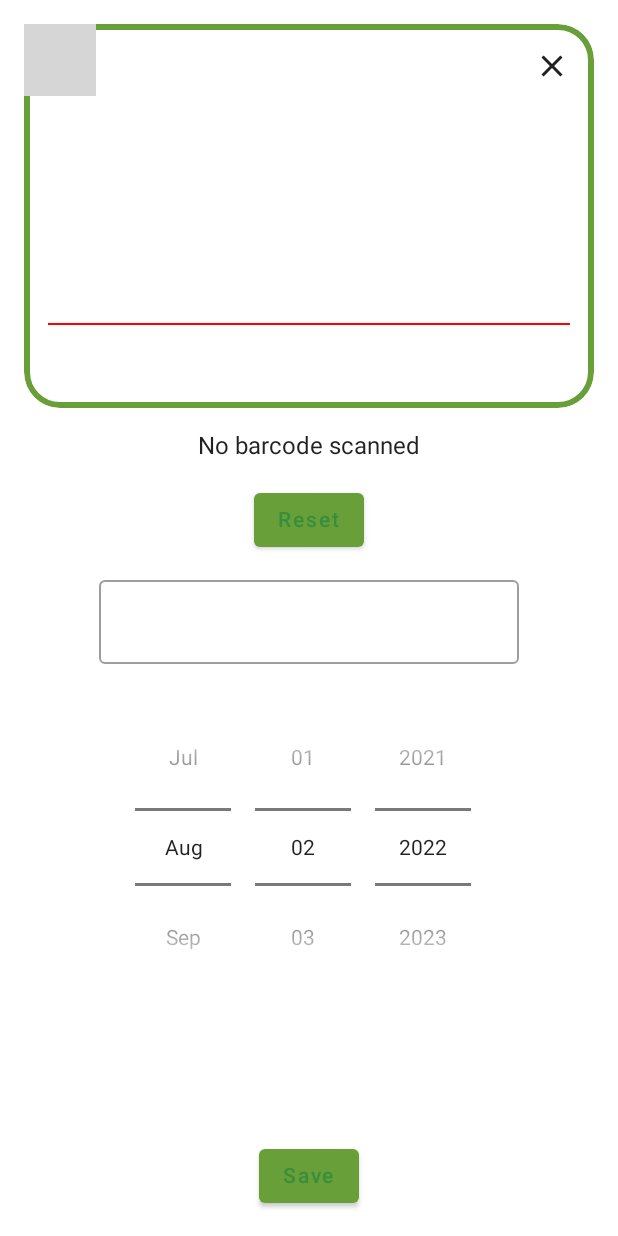
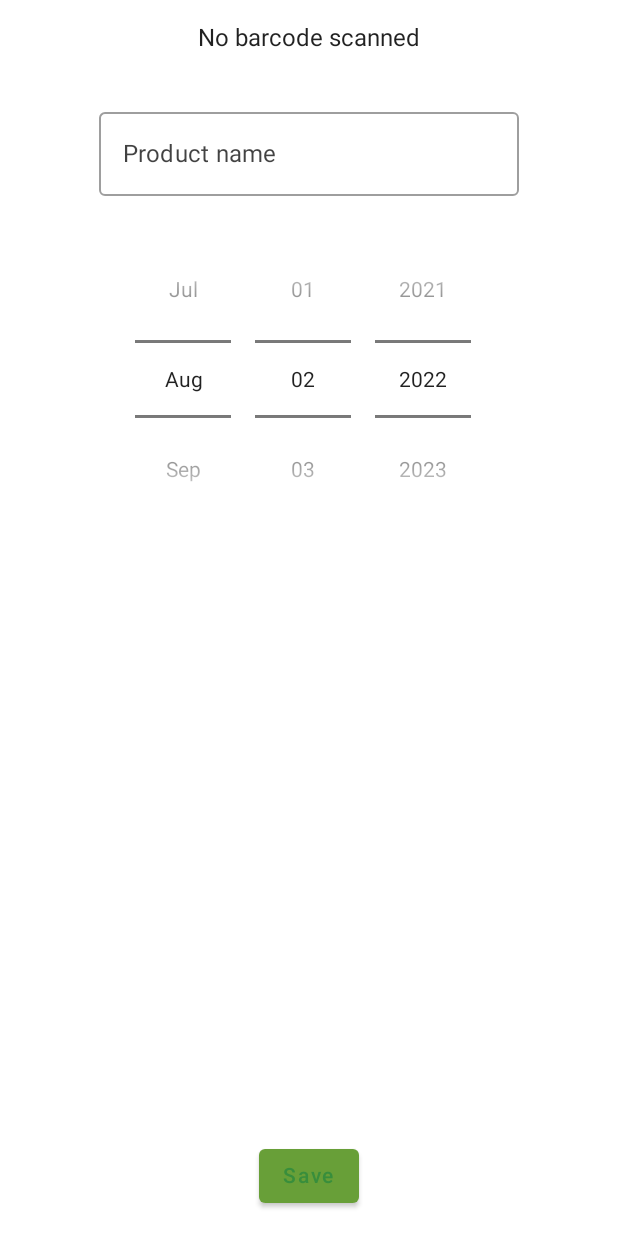
Before and after one commit to devdszerszen/BestBefore_new, an Android app built with Jetpack Compose: the AddProductScreen screen opened through its navigation route, after a tap on "Save", on a phone screen of 412 x 824 dp. Run offline under Robolectric (Android 15) with nearby library versions, the phone set to English and light mode, and no system bars; our stand-ins replace Dagger/Hilt's generated code; libraries missing offline, so code that uses them is left out: androidx.camera.core, androidx.camera.lifecycle, androidx.camera.view; 3 statements that could not run were skipped; 2 other taps on this screen came first; grey boxes are pictures that could not be loaded.

Commit message:
implemented fullscreen barcode scanner

```diff
--- a/app/src/main/java/pl/dszerszen/bestbefore/ui/add/AddProductScreen.kt
+++ b/app/src/main/java/pl/dszerszen/bestbefore/ui/add/AddProductScreen.kt
@@ -1,56 +1,79 @@
 package pl.dszerszen.bestbefore.ui.add
 
 import android.content.res.Configuration
-import androidx.compose.animation.AnimatedVisibility
-import androidx.compose.animation.expandVertically
-import androidx.compose.animation.shrinkVertically
-import androidx.compose.foundation.border
 import androidx.compose.foundation.gestures.detectTapGestures
 import androidx.compose.foundation.layout.*
 import androidx.compose.foundation.rememberScrollState
-import androidx.compose.foundation.shape.RoundedCornerShape
 import androidx.compose.foundation.text.KeyboardActions
 import androidx.compose.foundation.text.KeyboardOptions
 import androidx.compose.foundation.verticalScroll
 import androidx.compose.material.Button
-import androidx.compose.material.MaterialTheme
 import androidx.compose.material.OutlinedTextField
 import androidx.compose.material.Text
-import androidx.compose.runtime.Composable
-import androidx.compose.runtime.LaunchedEffect
-import androidx.compose.runtime.collectAsState
-import androidx.compose.runtime.getValue
+import androidx.compose.runtime.*
 import androidx.compose.ui.Alignment
 import androidx.compose.ui.Modifier
-import androidx.compose.ui.draw.clip
+import androidx.compose.ui.focus.FocusRequester
+import androidx.compose.ui.focus.focusRequester
 import androidx.compose.ui.input.pointer.pointerInput
 import androidx.compose.ui.platform.LocalFocusManager
 import androidx.compose.ui.res.stringResource
 import androidx.compose.ui.text.input.ImeAction
 import androidx.compose.ui.tooling.preview.Preview
-import androidx.compose.ui.unit.dp
 import pl.dszerszen.bestbefore.R
 import pl.dszerszen.bestbefore.ui.add.AddProductUiIntent.*
-import pl.dszerszen.bestbefore.ui.barcode.BarcodeScanner
+import pl.dszerszen.bestbefore.ui.barcode.BarcodeScannerCameraPreview
 import pl.dszerszen.bestbefore.ui.common.DatePicker
+import pl.dszerszen.bestbefore.ui.scanner.ScannerPreviewLayer
 import pl.dszerszen.bestbefore.ui.theme.BestBeforeTheme
 import pl.dszerszen.bestbefore.ui.theme.dimens
 
 @Composable
 fun AddProductScreen(viewModel: AddProductViewModel) {
+    //TODO reset status when enter composition
     val state by viewModel.viewState.collectAsState()
-    AddProductScreen(state, viewModel::onUiIntent)
+    if (state.isDuringScanning) {
+        ScannerScreen(viewModel::onUiIntent)
+    } else {
+        AddProductScreen(state, viewModel::onUiIntent)
+    }
+    DisposableEffect(Unit) {
+        onDispose {
+            viewModel.onUiIntent(Closed)
+        }
+    }
+}
+
+@Composable
+fun ScannerScreen(onUiIntent: (AddProductUiIntent) -> Unit) {
+    ScannerPreviewLayer(
+        modifier = Modifier.fillMaxSize(),
+        contentBelow = {
+            Button(
+                modifier = Modifier
+                    .padding(dimens.large)
+                    .align(Alignment.Center),
+                onClick = { onUiIntent(ScannerClosed) }
+            ) {
+                Text(stringResource(R.string.skip_scan))
+            }
+        }
+    ) {
+        BarcodeScannerCameraPreview(onBarcodeScanned = { onUiIntent(BarcodeScanned(it)) })
+    }
 }
 
 @Composable
 private fun AddProductScreen(
     state: AddProductViewState,
-    onIntent: (AddProductUiIntent) -> Unit
+    onUiIntent: (AddProductUiIntent) -> Unit
 ) {
-    val scannerBorderShape = RoundedCornerShape(24.dp)
     val focusManager = LocalFocusManager.current
+    val focusRequester = remember { FocusRequester() }
 
-    LaunchedEffect(Unit) { onIntent(ResetClicked) }
+    LaunchedEffect(Unit) {
+        focusRequester.requestFocus()
+    }
     Column(
         modifier = Modifier
             .fillMaxSize()
@@ -63,48 +86,42 @@ private fun AddProductScreen(
             },
         horizontalAlignment = Alignment.CenterHorizontally
     ) {
-        AnimatedVisibility(
-            visible = state.scannerEnabled,
-            enter = expandVertically(),
-            exit = shrinkVertically()
-        ) {
-            BarcodeScanner(
-                modifier = Modifier
-                    .height(256.dp)
-                    .clip(scannerBorderShape)
-                    .border(dimens.small, MaterialTheme.colors.primary, scannerBorderShape),
-                scannedBarcode = state.barcode,
-                onBarcodeClosed = { onIntent(ScannerClosed) },
-                onBarcodeScanned = { onIntent(BarcodeScanned(it)) }
-            )
-        }
-        Spacer(Modifier.height(dimens.large))
-        Text(text = state.barcode ?: stringResource(R.string.no_barcode))
-        Spacer(Modifier.height(dimens.large))
-        Button(onClick = { onIntent(ResetClicked) }) {
-            Text(stringResource(R.string.reset))
+        if (state.canUseScanner) {
+            Text(text = state.scannedBarcode ?: stringResource(R.string.no_barcode))
+            Spacer(Modifier.height(dimens.large))
         }
         Spacer(Modifier.height(dimens.large))
         OutlinedTextField(
+            modifier = Modifier.focusRequester(focusRequester),
             value = state.name,
-            onValueChange = { onIntent(NameChanged(it)) },
+            label = { Text("Product name") },
+            onValueChange = { onUiIntent(NameChanged(it)) },
             keyboardOptions = KeyboardOptions(imeAction = ImeAction.Done),
             keyboardActions = KeyboardActions(onAny = { focusManager.clearFocus() })
         )
         Spacer(Modifier.height(dimens.large))
-        DatePicker { onIntent(DateChanged(it)) }
+        DatePicker { onUiIntent(DateChanged(it)) }
         Spacer(Modifier.weight(1f))
-        Button(onClick = { onIntent(SubmitClicked) }) {
+        Button(onClick = { onUiIntent(SubmitClicked) }) {
             Text(stringResource(R.string.save))
         }
     }
 }
 
-@Preview(showSystemUi = true, uiMode = Configuration.UI_MODE_NIGHT_NO, name = "Light theme")
-@Preview(showSystemUi = true, uiMode = Configuration.UI_MODE_NIGHT_YES, name = "Dark theme")
+@Preview(showSystemUi = true, uiMode = Configuration.UI_MODE_NIGHT_NO, name = "Scanner - Light theme")
+@Preview(showSystemUi = true, uiMode = Configuration.UI_MODE_NIGHT_YES, name = "Scanner - Dark theme")
+@Composable
+fun ScannerScreenPreview() {
+    BestBeforeTheme {
+        ScannerScreen(onUiIntent = {})
+    }
+}
+
+@Preview(showSystemUi = true, uiMode = Configuration.UI_MODE_NIGHT_NO, name = "Details - Light theme")
+@Preview(showSystemUi = true, uiMode = Configuration.UI_MODE_NIGHT_YES, name = "Details - Dark theme")
 @Composable
 fun AddProductScreenPreview() {
     BestBeforeTheme {
-        AddProductScreen(state = AddProductViewState(), onIntent = {})
+        AddProductScreen(state = AddProductViewState(), onUiIntent = {})
     }
 }
--- a/app/src/main/java/pl/dszerszen/bestbefore/ui/add/AddProductViewModel.kt
+++ b/app/src/main/java/pl/dszerszen/bestbefore/ui/add/AddProductViewModel.kt
@@ -9,7 +9,6 @@ import kotlinx.coroutines.flow.asStateFlow
 import kotlinx.coroutines.flow.update
 import kotlinx.coroutines.launch
 import pl.dszerszen.bestbefore.domain.config.ConfigRepository
-import pl.dszerszen.bestbefore.ui.add.ScannerStatus.DISABLED
 import pl.dszerszen.bestbefore.ui.inapp.InAppEventDispatcher
 import pl.dszerszen.bestbefore.ui.inapp.requestPermission
 import pl.dszerszen.bestbefore.util.Logger
@@ -26,15 +25,14 @@ class AddProductViewModel @Inject constructor(
     private val _viewState = MutableStateFlow(AddProductViewState())
     val viewState = _viewState.asStateFlow()
 
-    private var scannerEnabled = false
-
     init {
         if (configRepository.getConfig().isBarcodeScannerEnabled) {
             viewModelScope.launch {
-                scannerEnabled = inAppEventHandler.requestPermission(Manifest.permission.CAMERA)
+                val hasPermission = inAppEventHandler.requestPermission(Manifest.permission.CAMERA)
                 _viewState.update {
                     it.copy(
-                        scannerStatus = resolveScannerStatus()
+                        canUseScanner = hasPermission,
+                        isDuringScanning = hasPermission
                     )
                 }
             }
@@ -46,9 +44,9 @@ class AddProductViewModel @Inject constructor(
             is AddProductUiIntent.BarcodeScanned -> onBarcodeScanned(intent.barcodes)
             is AddProductUiIntent.DateChanged -> onDateSelected(intent.date)
             is AddProductUiIntent.NameChanged -> onNameChanged(intent.name)
-            AddProductUiIntent.ResetClicked -> reset()
             AddProductUiIntent.ScannerClosed -> onBarcodeScannerClosed()
             AddProductUiIntent.SubmitClicked -> onSubmitClicked()
+            AddProductUiIntent.Closed -> resetState()
         }
     }
 
@@ -56,19 +54,15 @@ class AddProductViewModel @Inject constructor(
         if (barcodes.isNotEmpty()) {
             _viewState.update {
                 it.copy(
-                    barcode = barcodes.first(),
-                    scannerStatus = ScannerStatus.SUCCESS
+                    scannedBarcode = barcodes.first(),
+                    isDuringScanning = false
                 )
             }
         }
     }
 
     private fun onBarcodeScannerClosed() {
-        _viewState.update { it.copy(scannerStatus = ScannerStatus.DISMISSED) }
-    }
-
-    private fun reset() {
-        _viewState.update { it.copy(barcode = null, scannerStatus = resolveScannerStatus()) }
+        _viewState.update { it.copy(isDuringScanning = false) }
     }
 
     private fun onNameChanged(name: String) {
@@ -80,37 +74,32 @@ class AddProductViewModel @Inject constructor(
     }
 
     private fun onSubmitClicked() {
-        with(_viewState.value) {
-            logger.log(">> onSubmitClicked")
-            logger.log("Name: $name")
-            logger.log("Date: $date")
+        //TODO save item
+    }
+
+    private fun resetState() {
+        _viewState.update { oldState ->
+            AddProductViewState(
+                canUseScanner = oldState.canUseScanner,
+                isDuringScanning = oldState.canUseScanner
+            )
         }
     }
-
-    private fun resolveScannerStatus(): ScannerStatus = if (scannerEnabled) ScannerStatus.ACTIVE else DISABLED
 }
 
 data class AddProductViewState(
-    val barcode: String? = null,
+    val canUseScanner: Boolean = false,
+    val isDuringScanning: Boolean = false,
+    val scannedBarcode: String? = null,
     val name: String = "",
     val date: LocalDate = nowDate(),
-    val scannerStatus: ScannerStatus = DISABLED
-) {
-    val scannerEnabled = scannerStatus.enabled
-}
+)
 
-enum class ScannerStatus(val enabled: Boolean = false) {
-    DISABLED,
-    DISMISSED,
-    ACTIVE(true),
-    SUCCESS
-}
-
-sealed class AddProductUiIntent{
+sealed class AddProductUiIntent {
     class BarcodeScanned(val barcodes: List<String>) : AddProductUiIntent()
     class DateChanged(val date: LocalDate) : AddProductUiIntent()
     class NameChanged(val name: String) : AddProductUiIntent()
     object ScannerClosed : AddProductUiIntent()
-    object ResetClicked : AddProductUiIntent()
     object SubmitClicked : AddProductUiIntent()
+    object Closed : AddProductUiIntent()
 }
--- a/app/src/main/java/pl/dszerszen/bestbefore/ui/barcode/BarcodeScanner.kt
+++ b/app/src/main/java/pl/dszerszen/bestbefore/ui/barcode/BarcodeScannerCameraPreview.kt
@@ -7,39 +7,27 @@ import androidx.camera.core.ImageAnalysis
 import androidx.camera.core.Preview
 import androidx.camera.lifecycle.ProcessCameraProvider
 import androidx.camera.view.PreviewView
-import androidx.compose.animation.animateColorAsState
-import androidx.compose.animation.core.*
 import androidx.compose.foundation.layout.Box
-import androidx.compose.foundation.layout.fillMaxWidth
-import androidx.compose.foundation.layout.offset
-import androidx.compose.foundation.layout.padding
-import androidx.compose.material.Divider
-import androidx.compose.material.Icon
-import androidx.compose.material.IconButton
-import androidx.compose.material.icons.Icons
-import androidx.compose.material.icons.outlined.Close
-import androidx.compose.runtime.*
-import androidx.compose.ui.Alignment
+import androidx.compose.foundation.layout.fillMaxSize
+import androidx.compose.runtime.Composable
+import androidx.compose.runtime.DisposableEffect
+import androidx.compose.runtime.remember
+import androidx.compose.runtime.rememberCoroutineScope
 import androidx.compose.ui.Modifier
-import androidx.compose.ui.graphics.Color
 import androidx.compose.ui.platform.LocalLifecycleOwner
-import androidx.compose.ui.unit.dp
 import androidx.compose.ui.viewinterop.AndroidView
 import androidx.core.content.ContextCompat
 import kotlinx.coroutines.launch
-import pl.dszerszen.bestbefore.ui.theme.dimens
 import pl.dszerszen.bestbefore.util.DebugLogger
 import java.util.concurrent.Executor
 import kotlin.coroutines.resume
 import kotlin.coroutines.suspendCoroutine
 
 @Composable
-fun BarcodeScanner(
+fun BarcodeScannerCameraPreview(
     modifier: Modifier = Modifier,
-    scannedBarcode: String? = null,
     scaleType: PreviewView.ScaleType = PreviewView.ScaleType.FILL_CENTER,
     cameraSelector: CameraSelector = CameraSelector.DEFAULT_BACK_CAMERA,
-    onBarcodeClosed: (() -> Unit)? = null,
     onBarcodeScanned: (List<String>) -> Unit,
 ) {
     val coroutineScope = rememberCoroutineScope()
@@ -54,7 +42,7 @@ fun BarcodeScanner(
     }
     Box(modifier = modifier) {
         AndroidView(
-            modifier = Modifier.fillMaxWidth(),
+            modifier = Modifier.fillMaxSize(),
             factory = { context ->
                 val previewView = PreviewView(context).apply {
                     this.scaleType = scaleType
@@ -91,37 +79,7 @@ fun BarcodeScanner(
                 previewView
             }
         )
-        AnimatedLine(
-            modifier = Modifier
-                .align(Alignment.Center)
-                .padding(horizontal = dimens.large),
-            barcode = scannedBarcode
-        )
-        if (onBarcodeClosed != null) {
-            IconButton(
-                onClick = onBarcodeClosed,
-                modifier = Modifier
-                    .align(Alignment.TopEnd)
-                    .padding(dimens.small)
-            ) {
-                Icon(Icons.Outlined.Close, "close barcode scanner")
-            }
-        }
     }
-}
-
-@Composable
-fun AnimatedLine(modifier: Modifier, barcode: String?) {
-    val transition = rememberInfiniteTransition()
-    val offset by transition.animateFloat(-120f, 120f, infiniteRepeatable(tween(1600, easing = LinearEasing), RepeatMode.Reverse))
-    val color by animateColorAsState(if (barcode != null) Color.Green else Color.Red)
-
-    Divider(
-        modifier = modifier
-            .offset(y = offset.dp),
-        color = color,
-        thickness = 1.dp
-    )
 }
 
 suspend fun Context.getCameraProvider(): ProcessCameraProvider = suspendCoroutine { cont ->
--- /dev/null
+++ b/app/src/main/java/pl/dszerszen/bestbefore/ui/scanner/AnimatedScannerLine.kt
@@ -0,0 +1,32 @@
+package pl.dszerszen.bestbefore.ui.scanner
+
+import androidx.compose.animation.core.*
+import androidx.compose.foundation.layout.BoxWithConstraints
+import androidx.compose.foundation.layout.offset
+import androidx.compose.material.Divider
+import androidx.compose.runtime.Composable
+import androidx.compose.runtime.getValue
+import androidx.compose.ui.Alignment
+import androidx.compose.ui.Modifier
+import androidx.compose.ui.graphics.Color
+import androidx.compose.ui.unit.dp
+
+@Composable
+fun AnimatedScannerLine(modifier: Modifier) {
+    BoxWithConstraints(modifier = modifier) {
+        val transition = rememberInfiniteTransition()
+        val offset by transition.animateFloat(
+            this.maxHeight.value / -2,
+            this.maxHeight.value / 2,
+            infiniteRepeatable(tween(3000, easing = LinearEasing), RepeatMode.Reverse)
+        )
+        val color = Color.White
+
+        Divider(
+            modifier = Modifier.align(Alignment.Center)
+                .offset(y = offset.dp),
+            color = color,
+            thickness = 1.dp
+        )
+    }
+}
--- /dev/null
+++ b/app/src/main/java/pl/dszerszen/bestbefore/ui/scanner/ScannerPreviewLayer.kt
@@ -0,0 +1,127 @@
+package pl.dszerszen.bestbefore.ui.scanner
+
+import androidx.annotation.FloatRange
+import androidx.compose.foundation.Canvas
+import androidx.compose.foundation.background
+import androidx.compose.foundation.layout.*
+import androidx.compose.material.Text
+import androidx.compose.runtime.Composable
+import androidx.compose.ui.Alignment
+import androidx.compose.ui.Modifier
+import androidx.compose.ui.geometry.Size
+import androidx.compose.ui.graphics.ClipOp
+import androidx.compose.ui.graphics.Color
+import androidx.compose.ui.graphics.Path
+import androidx.compose.ui.graphics.StrokeCap
+import androidx.compose.ui.graphics.drawscope.Stroke
+import androidx.compose.ui.graphics.drawscope.clipRect
+import androidx.compose.ui.tooling.preview.Preview
+import pl.dszerszen.bestbefore.ui.scanner.VerticalRatio.Custom
+import pl.dszerszen.bestbefore.ui.scanner.VerticalRatio.Square
+import pl.dszerszen.bestbefore.ui.theme.BestBeforeTheme
+
+sealed class VerticalRatio {
+    object Square : VerticalRatio()
+    class Custom(@FloatRange(from = 0.0, to = 1.0) val ratio: Float) : VerticalRatio()
+}
+
+@Composable
+fun ScannerPreviewLayer(
+    modifier: Modifier = Modifier,
+    backgroundColor: Color = Color.Black.copy(alpha = 0.5f),
+    @FloatRange(from = 0.0, to = 1.0) horizontalRatio: Float = 0.8f,
+    verticalRatio: VerticalRatio = Square,
+    @FloatRange(from = 0.0, to = 1.0) angleLengthRatio: Float = 0.4f,
+    angleOffset: Float = 20f,
+    contentBelow: @Composable BoxScope.() -> Unit = {},
+    contentBehind: @Composable () -> Unit,
+) {
+    BoxWithConstraints(modifier) {
+        contentBehind()
+        Canvas(Modifier.fillMaxSize()) {
+            val left = (size.width - (size.width * horizontalRatio)) / 2
+            val right = size.width - left
+            val top = when (verticalRatio) {
+                is Custom -> (size.height - (size.height * verticalRatio.ratio)) / 2
+                Square -> (size.height / 2) - (right - left) / 2
+            }
+            val bottom = size.height - top
+
+            val angleLength = (right - left) / 2 * angleLengthRatio
+
+            val angles = Path().apply {
+                moveTo(left - angleOffset, top - angleOffset + angleLength)
+                lineTo(left - angleOffset, top - angleOffset)
+                lineTo(left - angleOffset + angleLength, top - angleOffset)
+                moveTo(right - angleLength + angleOffset, top - angleOffset)
+                lineTo(right + angleOffset, top - angleOffset)
+                lineTo(right + angleOffset, top - angleOffset + angleLength)
+                moveTo(right + angleOffset, bottom - angleLength + angleOffset)
+                lineTo(right + angleOffset, bottom + angleOffset)
+                lineTo(right - angleLength + angleOffset, bottom + angleOffset)
+                moveTo(left - angleOffset + angleLength, bottom + angleOffset)
+                lineTo(left - angleOffset, bottom + angleOffset)
+                lineTo(left - angleOffset, bottom + angleOffset - angleLength)
+            }
+
+            clipRect(
+                left = left,
+                right = right,
+                top = top,
+                bottom = bottom,
+                clipOp = ClipOp.Difference
+            ) {
+                drawRect(size = Size(size.width, size.height), color = backgroundColor)
+            }
+            drawPath(path = angles, color = Color.White, style = Stroke(width = 4f, cap = StrokeCap.Round))
+        }
+        AnimatedScannerLine(
+            Modifier
+                .align(Alignment.Center)
+                .size(
+                    width = maxWidth * horizontalRatio,
+                    height = when (verticalRatio) {
+                        is Custom -> maxHeight.times(verticalRatio.ratio)
+                        Square -> maxWidth * horizontalRatio
+                    }
+                )
+        )
+        Box(
+            Modifier
+                .align(Alignment.BottomCenter)
+                .fillMaxWidth()
+                .height(maxHeight / 5) //TODO calculate proper value
+        ) {
+            contentBelow()
+        }
+    }
+}
+
+@Preview
+@Composable
+fun ScannerPreviewLayerPreview() {
+    BestBeforeTheme() {
+        ScannerPreviewLayer(
+            modifier = Modifier.fillMaxSize(),
+            contentBelow = {
+                Box(
+                    Modifier
+                        .fillMaxSize()
+                        .background(Color.Red)
+                ) {
+                    Text(
+                        modifier = Modifier
+                            .align(Alignment.Center),
+                        text = "Sample text in box"
+                    )
+                }
+            }
+        ) {
+            Box(
+                Modifier
+                    .fillMaxSize()
+                    .background(Color.Blue)
+            )
+        }
+    }
+}
--- a/app/src/main/res/values/strings.xml
+++ b/app/src/main/res/values/strings.xml
@@ -4,4 +4,5 @@
     <string name="no_barcode">No barcode scanned</string>
     <string name="reset">Reset</string>
     <string name="save">Save</string>
+    <string name="skip_scan">Skip scan</string>
 </resources>
```
Also changed, not shown: 2 other files.
